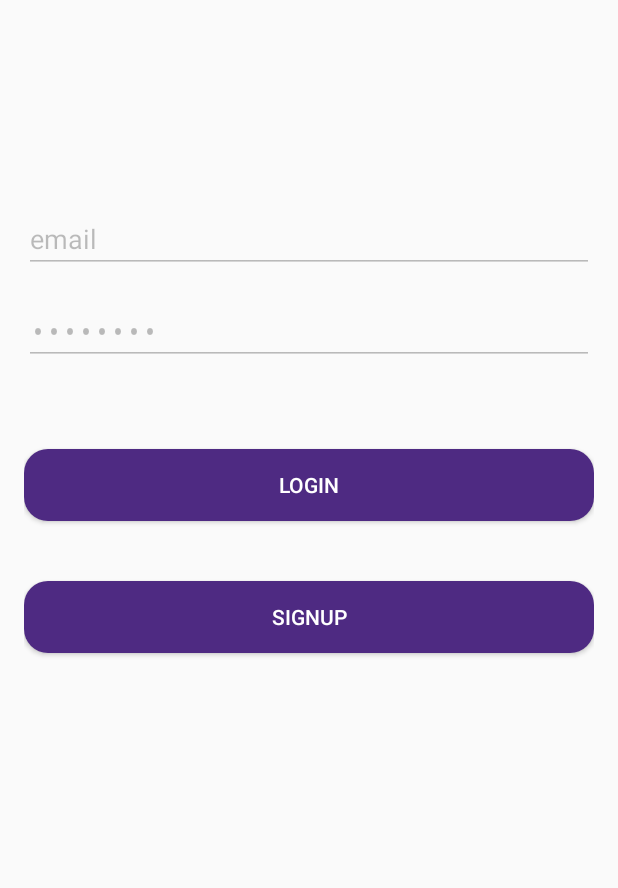
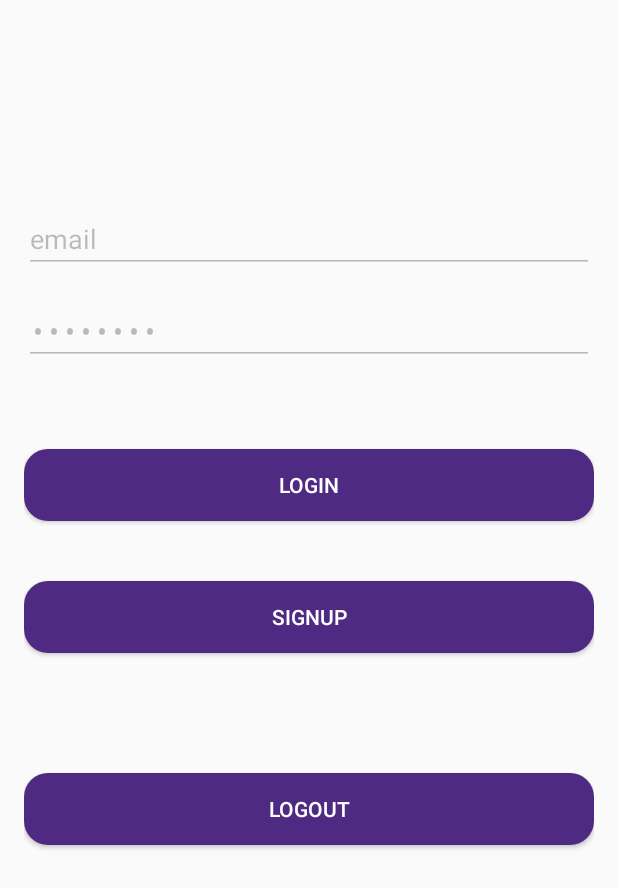
Before and after one commit to Lance-Azrael/CSS-545-UWB, an Android app built with Jetpack Compose: the UserActivity screen opened directly, with no data from a screen before it, after a tap on "CONFIRM", on a phone screen of 412 x 824 dp. Shown: the top 888 px of the screen. Run offline under Robolectric (Android 15) with nearby library versions, the phone set to English and light mode, and no system bars; our stand-ins replace Firebase (no records; nobody signed in at launch, a user with empty details on screens opened directly); 1 other tap on this screen came first.

Commit message:
add logout button

```diff
--- a/Project/app/src/main/java/com/example/easyscreen/UserActivity.kt
+++ b/Project/app/src/main/java/com/example/easyscreen/UserActivity.kt
@@ -33,9 +33,11 @@ class UserActivity : ComponentActivity() {
     private lateinit var sign_up_button: Button  // 退出登录按钮
     private lateinit var googleSignInClient: GoogleSignInClient
     private lateinit var firebaseAuth: FirebaseAuth
+    private lateinit var logoutButton: Button
 
     private var isInput = false
     private var isSignUp = false
+    private var isLogin = false
 
     companion object {
         private const val RC_SIGN_IN = 9001
@@ -53,6 +55,7 @@ class UserActivity : ComponentActivity() {
 //        editCompleteButton = findViewById(R.id.edit_complete_button)
 //        logoutButton = findViewById(R.id.logout_button)  // 初始化退出登录按钮
         sign_up_button = findViewById(R.id.sign_up_button)  // 初始化注册按钮
+        logoutButton = findViewById(R.id.logout_button)
 
         login_button = findViewById(R.id.login_button)  // 初始化登录按钮
 
@@ -104,6 +107,8 @@ class UserActivity : ComponentActivity() {
                     isInput = false
                     emailText.isEnabled = false
                     passwordText.isEnabled = false
+                    isLogin = true
+                    logoutButton.visibility = View.VISIBLE
                 } else {
                     Toast.makeText(this, "Please enter email and password", Toast.LENGTH_SHORT).show()
                 }
@@ -147,6 +152,12 @@ class UserActivity : ComponentActivity() {
 //                Toast.makeText(this, "Please enter both email and password", Toast.LENGTH_SHORT).show()
 //            }
         }
+
+        logoutButton.setOnClickListener {
+            logoutUser()
+            isLogin = false
+            logoutButton.visibility = View.INVISIBLE
+        }
     }
     private fun registerUser(email: String, password: String) {
         firebaseAuth.createUserWithEmailAndPassword(email, password)
@@ -162,6 +173,20 @@ class UserActivity : ComponentActivity() {
                     Toast.makeText(this, "Registration failed: ${task.exception?.message}", Toast.LENGTH_SHORT).show()
                 }
             }
+    }
+
+    private fun logoutUser() {
+        // 执行注销操作
+        firebaseAuth.signOut()
+        emailText.setText("email")
+        passwordText.setText("......")
+
+        // 显示注销成功的提示
+        Toast.makeText(this, "Successfully logged out", Toast.LENGTH_SHORT).show()
+
+        // 跳转到登录页面，或者其他适当的页面
+        // startActivity(Intent(this, LoginActivity::class.java))
+        // finish()  // 如果需要结束当前页面
     }
 
     private fun signInWithEmailPassword(email: String, password: String) {
--- a/Project/app/src/main/res/layout/activity_user.xml
+++ b/Project/app/src/main/res/layout/activity_user.xml
@@ -61,4 +61,19 @@
         android:gravity="center"
         android:layout_marginTop="40dp"
         android:text="SignUp" /> <!-- 退出登录按钮 -->
+
+    <Button
+        android:id="@+id/logout_button"
+        android:layout_width="match_parent"
+        android:layout_height="wrap_content"
+        android:textColor="@android:color/white"
+        android:background="@drawable/button_background"
+        android:paddingLeft="15dp"
+        android:paddingRight="15dp"
+        android:paddingBottom="10dp"
+        android:paddingTop="10dp"
+        android:gravity="center"
+        android:layout_marginTop="80dp"
+        android:visibility="invisible"
+        android:text="LogOut" /> <!-- 退出登录按钮 -->
 </LinearLayout>
```
